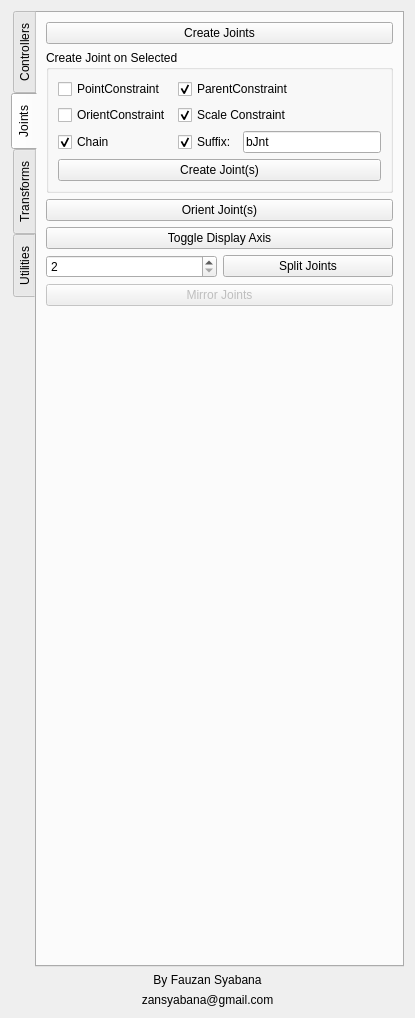
The window that rusakUI2.ui (zansyabana/RUSAK) describes before a commit, drawn with Qt 5.
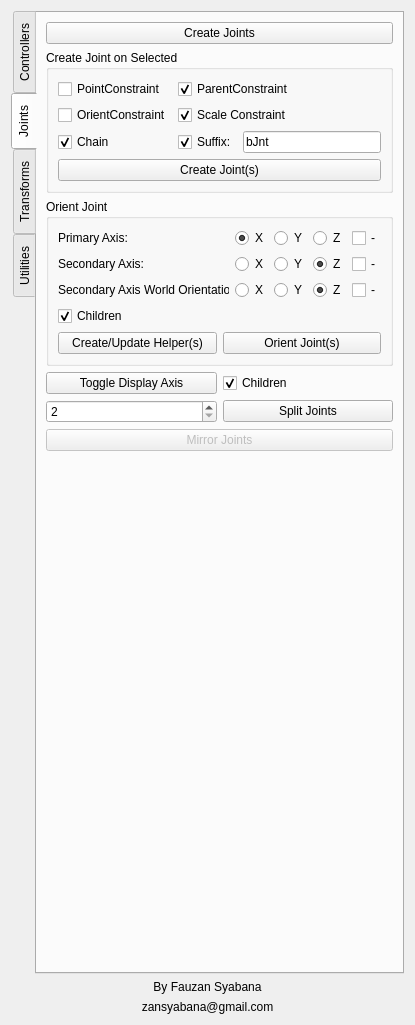
The same window after the commit. The open tabs and pages were chosen to show the change. Icons and pictures are not drawn.

Commit message: update orient joints

```diff
--- a/rusakUI2.ui
+++ b/rusakUI2.ui
@@ -7,7 +7,7 @@
     <x>0</x>
     <y>0</y>
     <width>413</width>
-    <height>1018</height>
+    <height>1025</height>
    </rect>
   </property>
   <property name="windowTitle">
@@ -2044,7 +2044,7 @@
         <attribute name="title">
          <string>Joints</string>
         </attribute>
-        <layout class="QVBoxLayout" name="verticalLayout_16">
+        <layout class="QVBoxLayout" name="verticalLayout_22">
          <item>
           <widget class="QPushButton" name="crJnt_Btn">
            <property name="text">
@@ -2142,18 +2142,243 @@
           </widget>
          </item>
          <item>
-          <widget class="QPushButton" name="orientJnt_Btn">
-           <property name="text">
-            <string>Orient Joint(s)</string>
+          <widget class="QGroupBox" name="groupBox_10">
+           <property name="title">
+            <string>Orient Joint</string>
            </property>
+           <layout class="QVBoxLayout" name="verticalLayout_21">
+            <item>
+             <layout class="QHBoxLayout" name="horizontalLayout_25">
+              <item>
+               <layout class="QVBoxLayout" name="verticalLayout_16">
+                <item>
+                 <widget class="QLabel" name="label_7">
+                  <property name="text">
+                   <string>Primary Axis:</string>
+                  </property>
+                 </widget>
+                </item>
+                <item>
+                 <widget class="QLabel" name="label_8">
+                  <property name="text">
+                   <string>Secondary Axis:</string>
+                  </property>
+                 </widget>
+                </item>
+                <item>
+                 <widget class="QLabel" name="label_9">
+                  <property name="text">
+                   <string>Secondary Axis World Orientation:</string>
+                  </property>
+                 </widget>
+                </item>
+               </layout>
+              </item>
+              <item>
+               <layout class="QVBoxLayout" name="verticalLayout_19">
+                <item>
+                 <layout class="QHBoxLayout" name="horizontalLayout_21">
+                  <item>
+                   <widget class="QRadioButton" name="orientPAxisX_rBtn">
+                    <property name="text">
+                     <string>X</string>
+                    </property>
+                    <property name="checked">
+                     <bool>true</bool>
+                    </property>
+                    <attribute name="buttonGroup">
+                     <string notr="true">buttonGroup</string>
+                    </attribute>
+                   </widget>
+                  </item>
+                  <item>
+                   <widget class="QRadioButton" name="orientPAxisY_rBtn">
+                    <property name="text">
+                     <string>Y</string>
+                    </property>
+                    <property name="autoExclusive">
+                     <bool>false</bool>
+                    </property>
+                    <attribute name="buttonGroup">
+                     <string notr="true">buttonGroup</string>
+                    </attribute>
+                   </widget>
+                  </item>
+                  <item>
+                   <widget class="QRadioButton" name="orientPAxisZ_rBtn">
+                    <property name="text">
+                     <string>Z</string>
+                    </property>
+                    <attribute name="buttonGroup">
+                     <string notr="true">buttonGroup</string>
+                    </attribute>
+                   </widget>
+                  </item>
+                 </layout>
+                </item>
+                <item>
+                 <layout class="QHBoxLayout" name="horizontalLayout_22">
+                  <item>
+                   <widget class="QRadioButton" name="orientSecAxisX_rBtn">
+                    <property name="text">
+                     <string>X</string>
+                    </property>
+                    <property name="checked">
+                     <bool>false</bool>
+                    </property>
+                    <attribute name="buttonGroup">
+                     <string notr="true">buttonGroup_2</string>
+                    </attribute>
+                   </widget>
+                  </item>
+                  <item>
+                   <widget class="QRadioButton" name="orientSecAxisY_rBtn">
+                    <property name="text">
+                     <string>Y</string>
+                    </property>
+                    <property name="checked">
+                     <bool>false</bool>
+                    </property>
+                    <attribute name="buttonGroup">
+                     <string notr="true">buttonGroup_2</string>
+                    </attribute>
+                   </widget>
+                  </item>
+                  <item>
+                   <widget class="QRadioButton" name="orientSecAxisZ_rBtn">
+                    <property name="text">
+                     <string>Z</string>
+                    </property>
+                    <property name="checked">
+                     <bool>true</bool>
+                    </property>
+                    <attribute name="buttonGroup">
+                     <string notr="true">buttonGroup_2</string>
+                    </attribute>
+                   </widget>
+                  </item>
+                 </layout>
+                </item>
+                <item>
+                 <layout class="QHBoxLayout" name="horizontalLayout_24">
+                  <item>
+                   <widget class="QRadioButton" name="orientWorldAxisX_rBtn">
+                    <property name="text">
+                     <string>X</string>
+                    </property>
+                    <property name="checked">
+                     <bool>false</bool>
+                    </property>
+                    <attribute name="buttonGroup">
+                     <string notr="true">buttonGroup_3</string>
+                    </attribute>
+                   </widget>
+                  </item>
+                  <item>
+                   <widget class="QRadioButton" name="orientWorldAxisY_rBtn">
+                    <property name="text">
+                     <string>Y</string>
+                    </property>
+                    <attribute name="buttonGroup">
+                     <string notr="true">buttonGroup_3</string>
+                    </attribute>
+                   </widget>
+                  </item>
+                  <item>
+                   <widget class="QRadioButton" name="orientWorldAxisZ_rBtn">
+                    <property name="text">
+                     <string>Z</string>
+                    </property>
+                    <property name="checked">
+                     <bool>true</bool>
+                    </property>
+                    <attribute name="buttonGroup">
+                     <string notr="true">buttonGroup_3</string>
+                    </attribute>
+                   </widget>
+                  </item>
+                 </layout>
+                </item>
+               </layout>
+              </item>
+              <item>
+               <layout class="QVBoxLayout" name="verticalLayout_20">
+                <item>
+                 <widget class="QCheckBox" name="orientPrimeNeg_chkBox">
+                  <property name="text">
+                   <string>-</string>
+                  </property>
+                 </widget>
+                </item>
+                <item>
+                 <widget class="QCheckBox" name="orientSecNeg_chkBox">
+                  <property name="text">
+                   <string>-</string>
+                  </property>
+                 </widget>
+                </item>
+                <item>
+                 <widget class="QCheckBox" name="orientWorldNeg_chkBox">
+                  <property name="text">
+                   <string>-</string>
+                  </property>
+                 </widget>
+                </item>
+               </layout>
+              </item>
+             </layout>
+            </item>
+            <item>
+             <widget class="QCheckBox" name="orientChd_chkBox">
+              <property name="text">
+               <string>Children</string>
+              </property>
+              <property name="checked">
+               <bool>true</bool>
+              </property>
+             </widget>
+            </item>
+            <item>
+             <layout class="QHBoxLayout" name="horizontalLayout_23">
+              <item>
+               <widget class="QPushButton" name="orientJntHelper_Btn">
+                <property name="text">
+                 <string>Create/Update Helper(s)</string>
+                </property>
+               </widget>
+              </item>
+              <item>
+               <widget class="QPushButton" name="orientJnt_Btn">
+                <property name="text">
+                 <string>Orient Joint(s)</string>
+                </property>
+               </widget>
+              </item>
+             </layout>
+            </item>
+           </layout>
           </widget>
          </item>
          <item>
-          <widget class="QPushButton" name="displayJntAxis_Btn">
-           <property name="text">
-            <string>Toggle Display Axis</string>
-           </property>
-          </widget>
+          <layout class="QHBoxLayout" name="horizontalLayout_26">
+           <item>
+            <widget class="QPushButton" name="displayJntAxis_Btn">
+             <property name="text">
+              <string>Toggle Display Axis</string>
+             </property>
+            </widget>
+           </item>
+           <item>
+            <widget class="QCheckBox" name="axisChd_chkBox">
+             <property name="text">
+              <string>Children</string>
+             </property>
+             <property name="checked">
+              <bool>true</bool>
+             </property>
+            </widget>
+           </item>
+          </layout>
          </item>
          <item>
           <layout class="QHBoxLayout" name="horizontalLayout_18">
```
Left out of the diff: 29 changed lines with no effect on the pictures. The commit also changes 3 other files.
